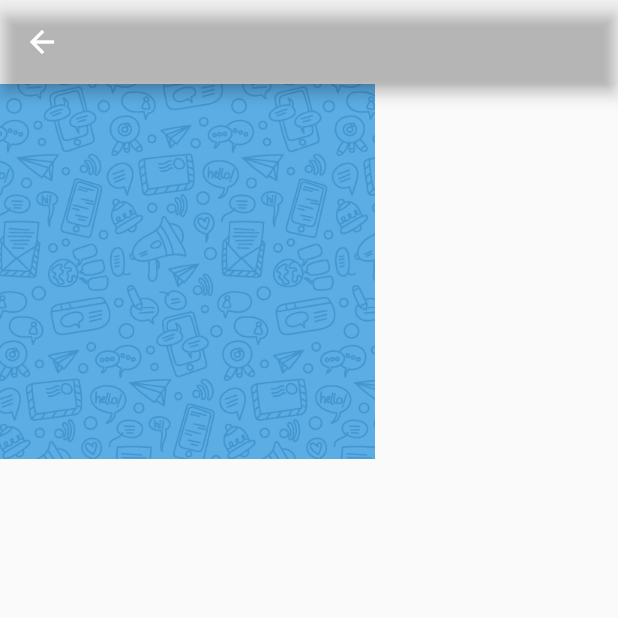
After one commit to BrianRigii/MetricMobi, a Flutter app: the UnitInfoScreen screen opened by its route, on a phone screen of 412 x 824 dp, the top half of it. The commit adds this screen. Run offline on Flutter 3.47's test engine with Material 2 defaults, Android fonts, the phone set to English and light mode, and no system bars; our stand-ins replace connectivity, dio, eva_icons_flutter, firebase_core, firebase_messaging, flutter_local_notifications and 2 more; accounts and stored records are empty; generated files the repository leaves out were written again.

```diff
--- a/lib/api/api.dart
+++ b/lib/api/api.dart
@@ -17,6 +17,12 @@ class Api extends DioApi {
   Future getUnits() {
     return dio.get('/units');
   }
+
+  Future getTopics(int unitId) {
+    return dio.get('/topics/$unitId');
+  }
+
+
 }
 
 Api api = Api();
--- a/lib/routes.dart
+++ b/lib/routes.dart
@@ -1,6 +1,8 @@
+import 'package:flutter/cupertino.dart';
 import 'package:metric/screens/load_screen.dart';
 import 'package:metric/screens/login_screen.dart';
 import 'package:metric/screens/splash_screen.dart';
+import 'package:metric/screens/unit_info_screen.dart';
 import 'package:metric/widgets/student_home_bottom_nav.dart';
 
 class RouteConfig {
@@ -8,6 +10,8 @@ class RouteConfig {
   static const loginscreen = '/loginscreen';
   static const loadscreen = '/loadscreen';
   static const homebottomnav = '/homebottomnav';
+  static const studentHomeScreen = '/studentHomeScreen';
+  static const unitInfoScreen = '/unitInfoScreen';
 }
 
 var routes = {
@@ -15,4 +19,6 @@ var routes = {
   RouteConfig.loginscreen: (context) => LoginScreen(),
   RouteConfig.loadscreen: (context) => LoadScreen(),
   RouteConfig.homebottomnav: (context) => HomeBottomNav(),
+  RouteConfig.studentHomeScreen: (context) => HomeBottomNav(),
+  RouteConfig.unitInfoScreen: (context) => UnitInfoScreen()
 };
--- a/lib/screens/login_screen.dart
+++ b/lib/screens/login_screen.dart
@@ -18,7 +18,8 @@ class _LoginScreenState extends State<LoginScreen> {
   void _loginFn(String reference, String password) {
     authService.login(reference, password).then((value) {
       if (value != null) {
-        Navigator.of(context).pushReplacementNamed(RouteConfig.loadscreen);
+        Navigator.of(context)
+            .pushReplacementNamed(RouteConfig.studentHomeScreen);
       }
     });
   }
--- /dev/null
+++ b/lib/screens/unit_info_screen.dart
@@ -0,0 +1,22 @@
+import 'package:flutter/material.dart';
+
+class UnitInfoScreen extends StatelessWidget {
+  const UnitInfoScreen({Key key}) : super(key: key);
+
+  @override
+  Widget build(BuildContext context) {
+    return Scaffold(
+      appBar: AppBar(
+        backgroundColor: Colors.transparent,
+      ),
+      body: Column(
+        children: [
+          Image.asset(
+            'assets/images/pattern1.jpg',
+            height: 250,
+          ),
+        ],
+      ),
+    );
+  }
+}
--- a/lib/services/unit_service.dart
+++ b/lib/services/unit_service.dart
@@ -9,7 +9,7 @@ class UnitService extends ChangeNotifier {
     _isGettingUnits.value = val;
   }
 
-  List<UnitModel> units;
+  List<UnitModel> units = [];
   Future loadUnits() {
     units = [];
     isGettingUnits = true;
```
Also changed, not shown: lib/data/models/unit_topic_model.dart (added, +16 -0 lines), lib/screens/student_home_screen.dart (+28 -1 lines), lib/services/topic_service.dart (added, +33 -0 lines), lib/widgets/unit_card.dart (+33 -2 lines), assets/images/pattern1.jpg (added).
